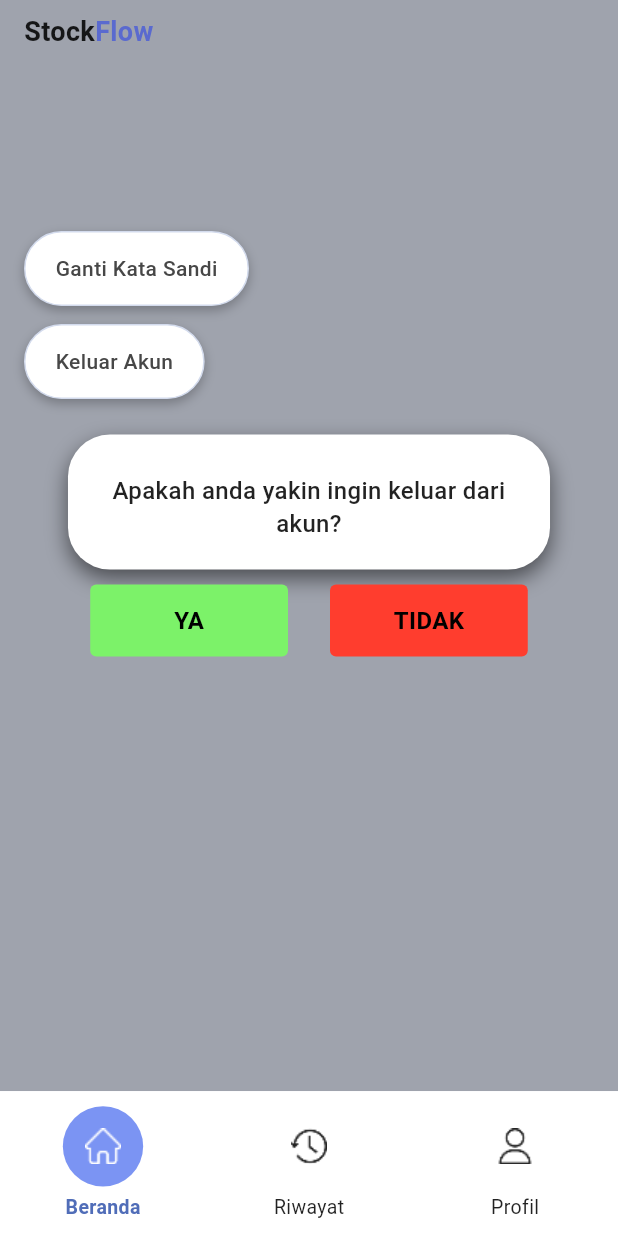
After one commit to OrionZ12/StockFlow-tubes, a Flutter app: the LogoutConfirmScreen screen opened by its route, on a phone screen of 412 x 824 dp. The commit adds this screen. Run offline on Flutter 3.47's test engine with Material 3 defaults, Android fonts, the phone set to English and light mode, and no system bars; our stand-ins replace cloud_firestore, firebase_auth, firebase_core, go_router, google_sign_in; accounts and stored records are empty; Roboto replaces fonts that are missing (RobotoSerif).

Commit message:
logout akun

```diff
--- a/lib/config/routes.dart
+++ b/lib/config/routes.dart
@@ -1,10 +1,13 @@
 import 'package:flutter/material.dart';
 import 'package:go_router/go_router.dart';
+
+// ====== IMPORT SEMUA SCREEN ======
 import 'package:tubes/screen/history_screen.dart';
 import 'package:tubes/screen/notification_screen.dart';
 import 'package:tubes/screen/profile_screen.dart';
 import 'package:tubes/screen/account_screen.dart';
 import 'package:tubes/screen/signup_screen.dart';
+import 'package:tubes/screen/logout_confirm_screen.dart';
 
 import '../screen/splash_screen.dart';
 import '../screen/firstime_screen.dart';
@@ -13,13 +16,13 @@ import '../screen/signsuc_screen.dart';
 import '../screen/home_screen.dart';
 import '../widget/app_scaffold.dart';
 
+// ===============================
+// ROUTES CLASS
+// ===============================
 class AppRoutes {
   static const String splash = '/splash';
   static const String firstTime = '/firstime';
   static const String login = '/login';
-  // HAPUS BARIS INI KARENA TIDAK DIPAKAI DAN BIKIN ERROR:
-  // static const String signIn = '/signin';
-
   static const String signSuccess = '/signsuccess';
   static const String home = '/home';
   static const String history = '/history';
@@ -27,8 +30,15 @@ class AppRoutes {
   static const String profile = '/profile';
   static const String account = '/account';
   static const String signUp = '/signup';
+
+  // Tambahan baru
+  static const String notificationSettings = '/notification-settings';
+  static const String logoutConfirm = '/logout-confirm';
 }
 
+// ===============================
+// ROUTER CREATOR
+// ===============================
 GoRouter createRouter() {
   final GlobalKey<NavigatorState> rootNavigatorKey =
   GlobalKey<NavigatorState>();
@@ -37,11 +47,11 @@ GoRouter createRouter() {
     navigatorKey: rootNavigatorKey,
     initialLocation: AppRoutes.splash,
     routes: [
+      // ====== AUTH & STARTUP ======
       GoRoute(
         path: AppRoutes.splash,
         builder: (context, state) => const SplashScreen(),
       ),
-      // Rute SignUp sudah benar ada di sini
       GoRoute(
         path: AppRoutes.signUp,
         builder: (context, state) => const SignUpScreen(),
@@ -59,7 +69,7 @@ GoRouter createRouter() {
         builder: (context, state) => const SuccessScreen(),
       ),
 
-      // ========== SCREEN UTAMA ==========
+      // ====== MAIN SCREENS ======
       GoRoute(
         path: AppRoutes.home,
         builder: (context, state) =>
@@ -85,10 +95,22 @@ GoRouter createRouter() {
         builder: (context, state) =>
         const AppScaffold(child: AccountPage()),
       ),
+
+
+      GoRoute(
+        path: AppRoutes.logoutConfirm,
+        builder: (context, state) =>
+        const AppScaffold(child: LogoutConfirmScreen()),
+      ),
     ],
 
     errorBuilder: (context, state) => Scaffold(
-      body: Center(child: Text('404 Page not found: ${state.uri.path}')),
+      body: Center(
+        child: Text(
+          '404 Page not found: ${state.uri.path}',
+          style: const TextStyle(fontSize: 16, color: Colors.redAccent),
+        ),
+      ),
     ),
   );
 }
--- /dev/null
+++ b/lib/screen/logout_confirm_screen.dart
@@ -0,0 +1,177 @@
+import 'package:flutter/material.dart';
+import 'package:go_router/go_router.dart';
+import 'package:provider/provider.dart';
+
+import '../config/routes.dart';
+import '../provider/auth_provider.dart';
+import '../theme/app_colors.dart';
+
+class LogoutConfirmScreen extends StatelessWidget {
+  const LogoutConfirmScreen({super.key});
+
+  @override
+  Widget build(BuildContext context) {
+    final width = MediaQuery.of(context).size.width;
+
+    return Scaffold(
+      backgroundColor: const Color(0xFF9FA3AD), // abu2 seperti figma
+      body: SafeArea(
+        child: Stack(
+          children: [
+            Padding(
+              padding: const EdgeInsets.symmetric(horizontal: 16),
+              child: Column(
+                crossAxisAlignment: CrossAxisAlignment.start,
+                children: [
+                  const SizedBox(height: 8),
+                  const Text.rich(
+                    TextSpan(
+                      children: [
+                        TextSpan(
+                          text: 'Stock',
+                          style: TextStyle(
+                            fontSize: 18,
+                            fontWeight: FontWeight.w600,
+                            color: Colors.black87,
+                          ),
+                        ),
+                        TextSpan(
+                          text: 'Flow',
+                          style: TextStyle(
+                            fontSize: 18,
+                            fontWeight: FontWeight.w600,
+                            color: Color(0xFF5A6ACF),
+                          ),
+                        ),
+                      ],
+                    ),
+                  ),
+                  const SizedBox(height: 120),
+                  _menuBackground('Ganti Kata Sandi'),
+                  const SizedBox(height: 12),
+                  _menuBackground('Keluar Akun'),
+                ],
+              ),
+            ),
+
+            Center(
+              child: Column(
+                mainAxisSize: MainAxisSize.min,
+                children: [
+                  Container(
+                    width: width * 0.78,
+                    padding: const EdgeInsets.fromLTRB(24, 26, 24, 20),
+                    decoration: BoxDecoration(
+                      color: Colors.white,
+                      borderRadius: BorderRadius.circular(28),
+                      boxShadow: const [
+                        BoxShadow(
+                          color: Colors.black54,
+                          blurRadius: 12,
+                          offset: Offset(0, 6),
+                        ),
+                      ],
+                    ),
+                    child: const Text(
+                      'Apakah anda yakin ingin keluar dari akun?',
+                      textAlign: TextAlign.center,
+                      style: TextStyle(
+                        fontSize: 16,
+                        height: 1.4,
+                        fontWeight: FontWeight.w500,
+                        color: Colors.black87,
+                      ),
+                    ),
+                  ),
+                  const SizedBox(height: 10),
+                  Row(
+                    mainAxisAlignment: MainAxisAlignment.center,
+                    children: [
+                      SizedBox(
+                        width: width * 0.32,
+                        height: 48,
+                        child: GestureDetector(
+                          onTap: () async {
+                            await context.read<AuthProvider>().signOut();
+                            if (!context.mounted) return;
+                            context.go(AppRoutes.login);
+                          },
+                          child: Container(
+                            alignment: Alignment.center,
+                            decoration: BoxDecoration(
+                              color: const Color(0xFF7CF269), // hijau bright
+                              borderRadius: BorderRadius.circular(4),
+                            ),
+                            child: const Text(
+                              'YA',
+                              style: TextStyle(
+                                fontSize: 16,
+                                fontWeight: FontWeight.w700,
+                                color: Colors.black,
+                              ),
+                            ),
+                          ),
+                        ),
+                      ),
+                      const SizedBox(width: 28),
+                      SizedBox(
+                        width: width * 0.32,
+                        height: 48,
+                        child: GestureDetector(
+                          onTap: () {
+                            context.pop();
+                          },
+                          child: Container(
+                            alignment: Alignment.center,
+                            decoration: BoxDecoration(
+                              color: const Color(0xFFFF3D2E), // merah bright
+                              borderRadius: BorderRadius.circular(4),
+                            ),
+                            child: const Text(
+                              'TIDAK',
+                              style: TextStyle(
+                                fontSize: 16,
+                                fontWeight: FontWeight.w700,
+                                color: Colors.black,
+                              ),
+                            ),
+                          ),
+                        ),
+                      ),
+                    ],
+                  ),
+                ],
+              ),
+            ),
+          ],
+        ),
+      ),
+    );
+  }
+
+  static Widget _menuBackground(String label) {
+    return Container(
+      padding: const EdgeInsets.symmetric(horizontal: 20, vertical: 14),
+      decoration: BoxDecoration(
+        color: Colors.white,
+        borderRadius: BorderRadius.circular(30),
+        border: Border.all(color: AppColors.softBorder),
+        boxShadow: const [
+          BoxShadow(
+            color: Colors.black26,
+            blurRadius: 6,
+            offset: Offset(0, 3),
+          ),
+        ],
+      ),
+      child: Text(
+        label,
+        style: const TextStyle(
+          fontSize: 14,
+          fontWeight: FontWeight.w500,
+          color: AppColors.textSecondary,
+        ),
+      ),
+    );
+  }
+}
```
Also changed, not shown: lib/screen/profile_screen.dart (+109 -3 lines), lib/screen/signup_screen.dart (line endings or trailing spaces).
